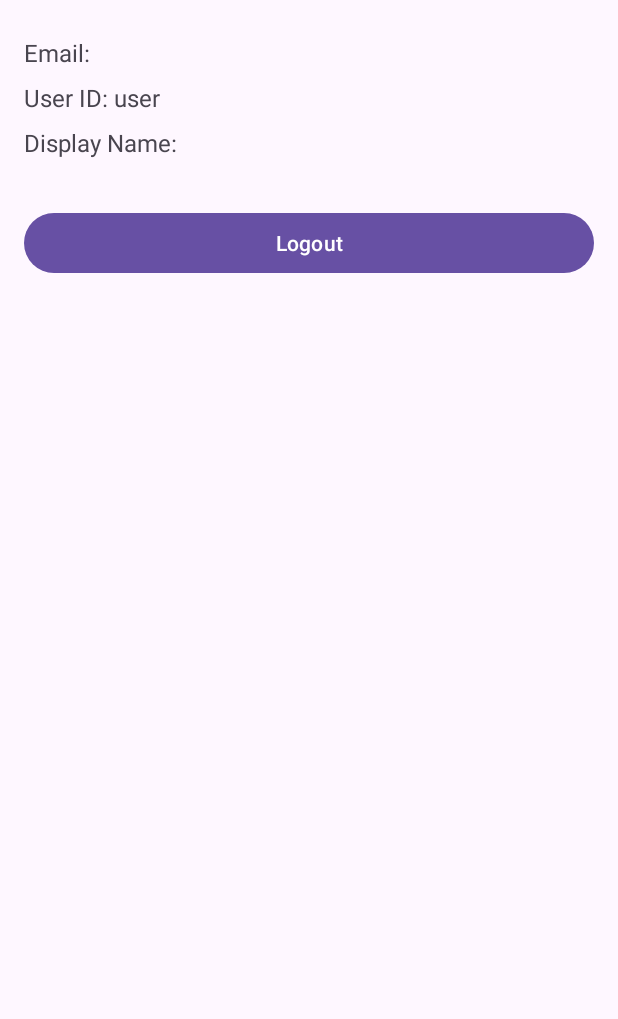
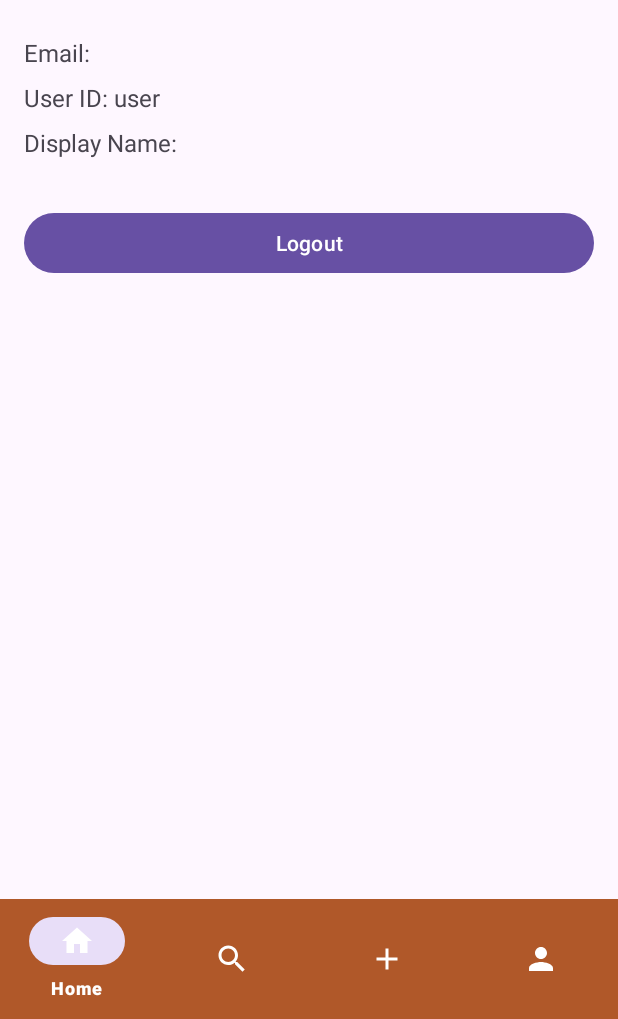
Before and after one commit to inbar2268/final-project-shareEat, an Android app: the HomePageFragment screen opened directly, with no data from a screen before it, on a phone screen of 412 x 824 dp, the part 217-1236 px from its top. Run offline under Robolectric (Android 15) with nearby library versions, the phone set to English and light mode, and no system bars; our stand-ins replace Firebase (no records; nobody signed in at launch, a user with empty details on screens opened directly), navigation-ui; 1 statement that could not run was skipped.

Commit message:
add bottom menu

```diff
--- a/app/src/main/java/com/example/shareeat/MainActivity.kt
+++ b/app/src/main/java/com/example/shareeat/MainActivity.kt
@@ -5,6 +5,7 @@ import android.os.Bundle
 import android.util.Log
 import android.view.Menu
 import android.view.MenuItem
+import android.view.View
 import androidx.activity.enableEdgeToEdge
 import androidx.appcompat.app.AppCompatActivity
 import androidx.appcompat.widget.Toolbar
@@ -12,12 +13,12 @@ import androidx.core.view.ViewCompat
 import androidx.core.view.WindowInsetsCompat
 import androidx.navigation.NavController
 import androidx.navigation.ui.NavigationUI
-//import com.google.android.material.bottomnavigation.BottomNavigationView
+import com.google.android.material.bottomnavigation.BottomNavigationView
 import androidx.navigation.fragment.NavHostFragment
 
 class MainActivity : AppCompatActivity() {
-
     var navController: NavController? = null
+    private lateinit var bottomNavigationView: BottomNavigationView
 
     override fun onCreate(savedInstanceState: Bundle?) {
         super.onCreate(savedInstanceState)
@@ -38,6 +39,7 @@ class MainActivity : AppCompatActivity() {
         val navHostController: NavHostFragment? = supportFragmentManager.findFragmentById(R.id.main_nav_host) as? NavHostFragment
         navController = navHostController?.navController
         Log.d("MainActivity", "NavController is $navController")
+
         navController?.let {
             NavigationUI.setupActionBarWithNavController(
                 activity = this,
@@ -45,12 +47,25 @@ class MainActivity : AppCompatActivity() {
             )
         }
 
-//        val bottomNavigationView: BottomNavigationView = findViewById(R.id.bottom_bar)
-//        navController?.let { NavigationUI.setupWithNavController(bottomNavigationView, it) }
+        // Setup bottom navigation
+        bottomNavigationView = findViewById(R.id.bottom_navigation)
+        navController?.let { NavigationUI.setupWithNavController(bottomNavigationView, it) }
+
+        // Hide bottom navigation for login and register screens
+        navController?.addOnDestinationChangedListener { _, destination, _ ->
+            when (destination.id) {
+                R.id.signInFragment, R.id.signUpFragment -> {
+                    bottomNavigationView.visibility = View.GONE
+                }
+                else -> {
+                    bottomNavigationView.visibility = View.VISIBLE
+                }
+            }
+        }
     }
 
     override fun onCreateOptionsMenu(menu: Menu?): Boolean {
-//       menuInflater.inflate(R.menu.menu, menu)
+        // menuInflater.inflate(R.menu.menu, menu)
         return super.onCreateOptionsMenu(menu)
     }
 
--- /dev/null
+++ b/app/src/main/res/drawable/ic_add.xml
@@ -0,0 +1,9 @@
+<vector xmlns:android="http://schemas.android.com/apk/res/android"
+    android:width="24dp"
+    android:height="24dp"
+    android:viewportWidth="24"
+    android:viewportHeight="24">
+    <path
+        android:fillColor="#FFFFFF"
+        android:pathData="M19,13h-6v6h-2v-6H5v-2h6V5h2v6h6v2z"/>
+</vector>
--- /dev/null
+++ b/app/src/main/res/drawable/ic_home.xml
@@ -0,0 +1,9 @@
+<vector xmlns:android="http://schemas.android.com/apk/res/android"
+    android:width="24dp"
+    android:height="24dp"
+    android:viewportWidth="24"
+    android:viewportHeight="24">
+    <path
+        android:fillColor="#FFFFFF"
+        android:pathData="M10,20v-6h4v6h5v-8h3L12,3 2,12h3v8z"/>
+</vector>
--- /dev/null
+++ b/app/src/main/res/drawable/ic_profile.xml
@@ -0,0 +1,9 @@
+<vector xmlns:android="http://schemas.android.com/apk/res/android"
+    android:width="24dp"
+    android:height="24dp"
+    android:viewportWidth="24"
+    android:viewportHeight="24">
+    <path
+        android:fillColor="#FFFFFF"
+        android:pathData="M12,12c2.21,0 4,-1.79 4,-4s-1.79,-4 -4,-4 -4,1.79 -4,4 1.79,4 4,4zM12,14c-2.67,0 -8,1.34 -8,4v2h16v-2c0,-2.66 -5.33,-4 -8,-4z"/>
+</vector>
--- /dev/null
+++ b/app/src/main/res/drawable/ic_search.xml
@@ -0,0 +1,9 @@
+<vector xmlns:android="http://schemas.android.com/apk/res/android"
+    android:width="24dp"
+    android:height="24dp"
+    android:viewportWidth="24"
+    android:viewportHeight="24">
+    <path
+        android:fillColor="#FFFFFF"
+        android:pathData="M15.5,14h-0.79l-0.28,-0.27C15.41,12.59 16,11.11 16,9.5 16,5.91 13.09,3 9.5,3S3,5.91 3,9.5 5.91,16 9.5,16c1.61,0 3.09,-0.59 4.23,-1.57l0.27,0.28v0.79l5,4.99L20.49,19l-4.99,-5zM9.5,14C7.01,14 5,11.99 5,9.5S7.01,5 9.5,5 14,7.01 14,9.5 11.99,14 9.5,14z"/>
+</vector>
--- a/app/src/main/res/layout/activity_main.xml
+++ b/app/src/main/res/layout/activity_main.xml
@@ -23,10 +23,22 @@
         android:name="androidx.navigation.fragment.NavHostFragment"
         android:layout_width="match_parent"
         android:layout_height="0dp"
-        android:layout_marginTop="0dp"
         app:defaultNavHost="true"
         app:layout_constraintTop_toBottomOf="@id/main_toolbar"
-        app:layout_constraintBottom_toBottomOf="parent"
+        app:layout_constraintBottom_toTopOf="@id/bottom_navigation"
         app:navGraph="@navigation/nav_graph" />
 
+    <com.google.android.material.bottomnavigation.BottomNavigationView
+        android:id="@+id/bottom_navigation"
+        android:layout_width="match_parent"
+        android:layout_height="wrap_content"
+        android:background="#B05829"
+        app:itemIconSize="24dp"
+        app:itemIconTint="@android:color/white"
+        app:itemTextColor="@android:color/white"
+        app:layout_constraintBottom_toBottomOf="parent"
+        app:layout_constraintEnd_toEndOf="parent"
+        app:layout_constraintStart_toStartOf="parent"
+        app:menu="@menu/bottom_menu" />
+
 </androidx.constraintlayout.widget.ConstraintLayout>
--- a/app/src/main/res/layout/fragment_home_page.xml
+++ b/app/src/main/res/layout/fragment_home_page.xml
@@ -5,7 +5,8 @@
     android:layout_width="match_parent"
     android:layout_height="match_parent"
     tools:context=".HomePageFragment"
-    android:padding="16dp">
+    android:padding="16dp"
+    android:paddingBottom="0dp">
 
     <TextView
         android:id="@+id/welcomeTitle"
--- /dev/null
+++ b/app/src/main/res/menu/bottom_menu.xml
@@ -0,0 +1,19 @@
+<?xml version="1.0" encoding="utf-8"?>
+<menu xmlns:android="http://schemas.android.com/apk/res/android">
+    <item
+        android:id="@+id/homeFragment"
+        android:icon="@drawable/ic_home"
+        android:title="Home" />
+    <item
+        android:id="@+id/searchFragment"
+        android:icon="@drawable/ic_search"
+        android:title="Search" />
+    <item
+        android:id="@+id/addRecipeFragment"
+        android:icon="@drawable/ic_add"
+        android:title="Add" />
+    <item
+        android:id="@+id/profileFragment"
+        android:icon="@drawable/ic_profile"
+        android:title="Profile" />
+</menu>
```
